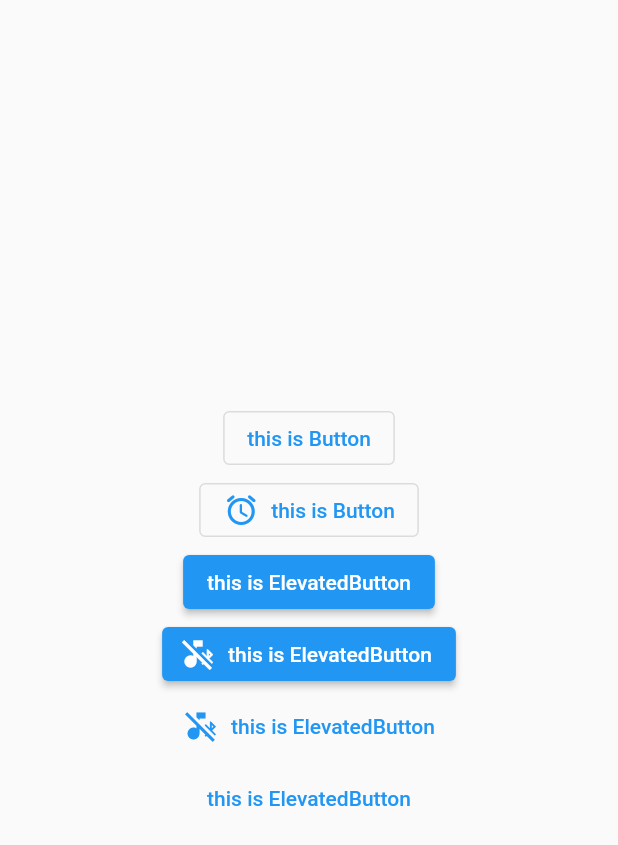
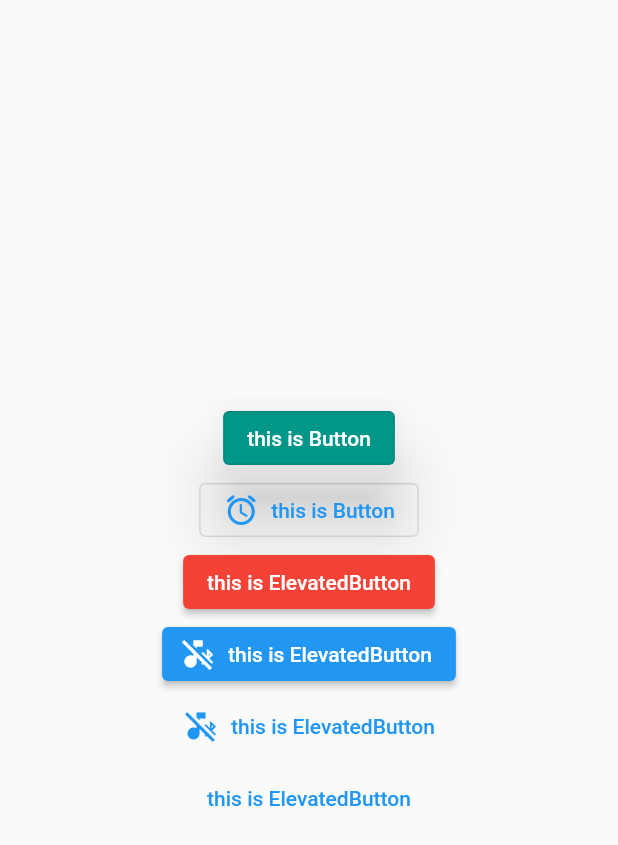
Before and after one commit to mahirAbdAlazimMokhtar/flutter_basic, a Flutter app: the screen it shows after launch, on a phone screen of 412 x 824 dp. Shown: the top 845 px of the screen. Run offline on Flutter 3.47's test engine with Material 2 defaults, Android fonts, the phone set to English and light mode, and no system bars.

Commit message:
add style by using Button Style and Button name From style from

```diff
--- a/lib/main.dart
+++ b/lib/main.dart
@@ -16,18 +16,38 @@ class HomePage extends StatelessWidget {
             mainAxisAlignment: MainAxisAlignment.center,
             children: [
               OutlinedButton(
+                style: OutlinedButton.styleFrom(
+                  backgroundColor: Colors.teal,
+                  elevation: 20,
+                ),
                 onPressed: () {},
-                child: const Text('this is Button'),
+                child: const Text('this is Button',style: TextStyle(
+                  color: Colors.white
+                ),),
               ),
               OutlinedButton.icon(
                 onPressed: () {},
                 icon: Icon(Icons.access_alarm_rounded),
                 label: const Text('this is Button'),
               ),
-              ElevatedButton(onPressed: (){}, child: const Text('this is ElevatedButton')),
-              ElevatedButton.icon(onPressed: (){}, icon: Icon(Icons.media_bluetooth_off),label: const Text('this is ElevatedButton'),),
-              TextButton.icon(onPressed: (){}, icon: Icon(Icons.media_bluetooth_off),label: const Text('this is ElevatedButton'),),
-              TextButton(onPressed: (){}, child: const Text('this is ElevatedButton'))
+              ElevatedButton(
+                style: ButtonStyle(
+                  backgroundColor: MaterialStateProperty.all(Colors.red)
+                ),
+                  onPressed: () {},
+                  child: const Text('this is ElevatedButton')),
+              ElevatedButton.icon(
+                onPressed: () {},
+                icon: Icon(Icons.media_bluetooth_off),
+                label: const Text('this is ElevatedButton'),
+              ),
+              TextButton.icon(
+                onPressed: () {},
+                icon: Icon(Icons.media_bluetooth_off),
+                label: const Text('this is ElevatedButton'),
+              ),
+              TextButton(
+                  onPressed: () {}, child: const Text('this is ElevatedButton'))
             ],
           ),
         ),
```
